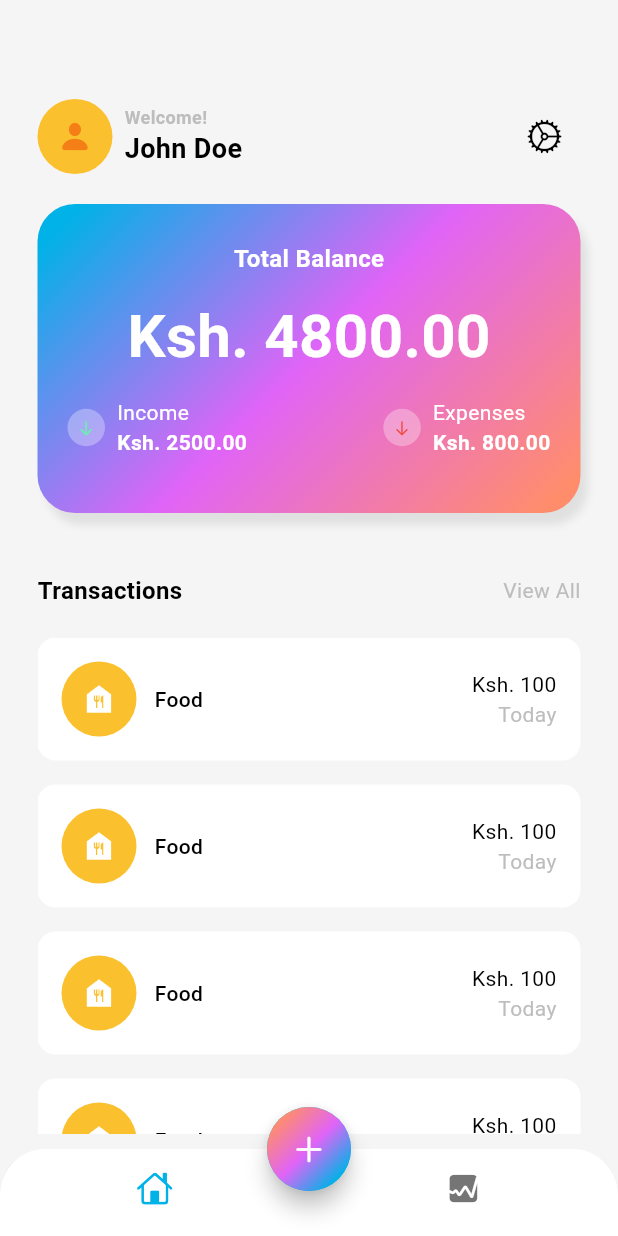
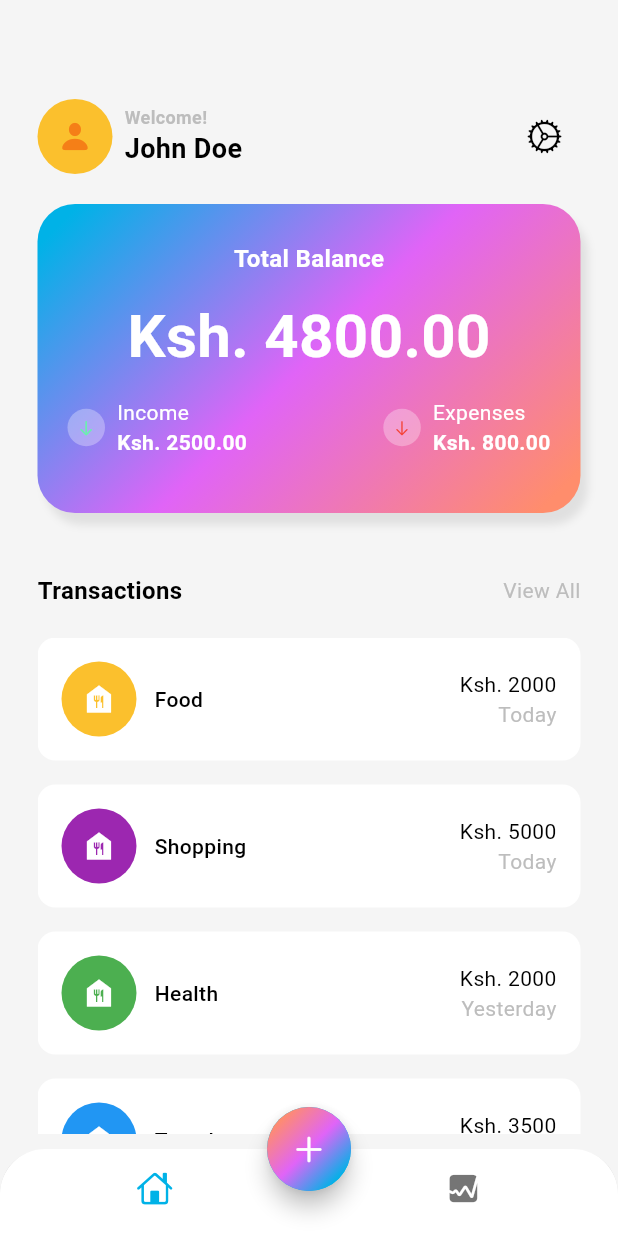
Before and after one commit to StaticBuilder/PERSONAL_FINANCE_TRACKER, a Flutter app: the screen it shows after launch, on a phone screen of 412 x 824 dp. Run offline on Flutter 3.47's test engine with Material 3 defaults, Android fonts, the phone set to English and light mode, and no system bars; our stand-ins replace font_awesome_flutter.

Commit message:
Combine the Data from the data file with the UI (1:09:17)

```diff
--- a/finance_tracker_app/lib/data/data.dart
+++ b/finance_tracker_app/lib/data/data.dart
@@ -6,28 +6,28 @@ List<Map<String, dynamic>> transactionsData = [
     'icon': const FaIcon(FontAwesomeIcons.burger, color: Colors.white),
     'color': Colors.yellow[700],
     'name': 'Food',
-    'totalAmount': '-\$45.00',
+    'totalAmount': 'Ksh. 2000',
     'date': 'Today',
   },
   {
     'icon': const FaIcon(FontAwesomeIcons.bagShopping, color: Colors.white),
     'color': Colors.purple,
     'name': 'Shopping',
-    'totalAmount': '-\$230.00',
+    'totalAmount': 'Ksh. 5000',
     'date': 'Today',
   },
   {
     'icon': const FaIcon(FontAwesomeIcons.heartCircleCheck, color: Colors.white),
     'color': Colors.green,
     'name': 'Health',
-    'totalAmount': '-\$79.00',
+    'totalAmount': 'Ksh. 2000',
     'date': 'Yesterday',
   },
   {
     'icon': const FaIcon(FontAwesomeIcons.plane, color: Colors.white),
     'color': Colors.blue,
     'name': 'Travel',
-    'totalAmount': '-\$350.00',
+    'totalAmount': 'Ksh. 3500',
     'date': 'Yesterday',
   }
 ];
--- a/finance_tracker_app/lib/screens/home/views/main_screen.dart
+++ b/finance_tracker_app/lib/screens/home/views/main_screen.dart
@@ -2,6 +2,8 @@ import 'dart:math';
 
 import 'package:flutter/cupertino.dart';
 import 'package:flutter/material.dart';
+
+import '../../../data/data.dart';
 
 class MainScreen extends StatelessWidget {
   const MainScreen({super.key});
@@ -228,7 +230,7 @@ class MainScreen extends StatelessWidget {
             const SizedBox(height: 20),
             Expanded(
               child: ListView.builder(
-                itemCount: 15,
+                itemCount: transactionsData.length,
                 itemBuilder: (context, int i) {
                   return Padding(
                     padding: const EdgeInsets.only(bottom: 16.0),
@@ -251,7 +253,7 @@ class MainScreen extends StatelessWidget {
                                       width: 50,
                                       height: 50,
                                       decoration: BoxDecoration(
-                                        color: Colors.yellow[700],
+                                        color: transactionsData[i]['color'],
                                         shape: BoxShape.circle
                                       ),
                                     ),
@@ -263,7 +265,7 @@ class MainScreen extends StatelessWidget {
                                 ),
                                 const SizedBox(width: 12),
                                 Text(
-                                  'Food',
+                                  transactionsData[i]['name'],
                                   style: TextStyle(
                                     fontSize: 14,
                                     color: Theme.of(context).colorScheme.onSurface,
@@ -276,7 +278,7 @@ class MainScreen extends StatelessWidget {
                               crossAxisAlignment: CrossAxisAlignment.end,
                               children: [
                                 Text(
-                                  "Ksh. 100",
+                                  transactionsData[i]['totalAmount'],
                                   style: TextStyle(
                                     fontSize: 14,
                                     color: Theme.of(context).colorScheme.onSurface,
@@ -284,7 +286,7 @@ class MainScreen extends StatelessWidget {
                                   ),
                                 ),
                                 Text(
-                                  "Today",
+                                  transactionsData[i]['date'],
                                   style: TextStyle(
                                     fontSize: 14,
                                     color: Theme.of(context).colorScheme.outline,
```
